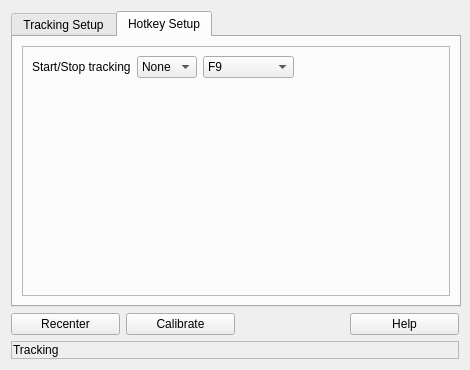
This is src/mickey/mickey.ui in mavak/linux-track as Qt 5 draws it before an edit. The edited form follows.
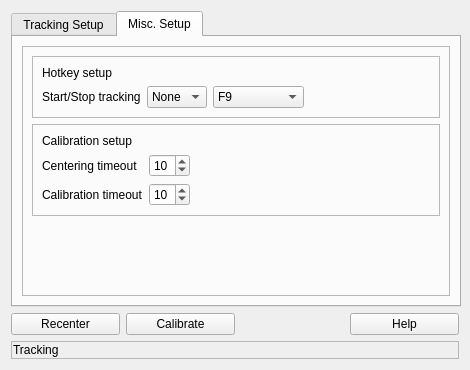
This is the edited form. The open tabs and pages were chosen to show the change.

Diff of the .ui file:
```diff
--- a/src/mickey/mickey.ui
+++ b/src/mickey/mickey.ui
@@ -220,7 +220,7 @@
      </widget>
      <widget class="QWidget" name="tab_3">
       <attribute name="title">
-       <string>Hotkey Setup</string>
+       <string>Misc. Setup</string>
       </attribute>
       <layout class="QHBoxLayout" name="horizontalLayout_7">
        <item>
@@ -231,7 +231,23 @@
          <property name="frameShadow">
           <enum>QFrame::Raised</enum>
          </property>
-         <layout class="QVBoxLayout" name="verticalLayout_2">
+         <layout class="QVBoxLayout" name="verticalLayout_5">
+          <item>
+           <widget class="QFrame" name="frame_3">
+            <property name="frameShape">
+             <enum>QFrame::StyledPanel</enum>
+            </property>
+            <property name="frameShadow">
+             <enum>QFrame::Raised</enum>
+            </property>
+            <layout class="QVBoxLayout" name="verticalLayout">
+             <item>
+              <widget class="QLabel" name="label_9">
+               <property name="text">
+                <string>Hotkey setup</string>
+               </property>
+              </widget>
+             </item>
           <item>
            <layout class="QGridLayout" name="gridLayout_2">
             <item row="0" column="0">
@@ -331,6 +347,79 @@
              </spacer>
             </item>
            </layout>
+             </item>
+            </layout>
+           </widget>
+          </item>
+          <item>
+           <widget class="QFrame" name="frame_2">
+            <property name="frameShape">
+             <enum>QFrame::StyledPanel</enum>
+            </property>
+            <property name="frameShadow">
+             <enum>QFrame::Raised</enum>
+            </property>
+            <layout class="QVBoxLayout" name="verticalLayout_2">
+             <item>
+              <widget class="QLabel" name="label_10">
+               <property name="text">
+                <string>Calibration setup</string>
+               </property>
+              </widget>
+             </item>
+             <item>
+              <layout class="QGridLayout" name="gridLayout_3">
+               <item row="0" column="1">
+                <widget class="QSpinBox" name="CenterTimeout">
+                 <property name="minimum">
+                  <number>1</number>
+                 </property>
+                 <property name="value">
+                  <number>10</number>
+                 </property>
+                </widget>
+               </item>
+               <item row="0" column="0">
+                <widget class="QLabel" name="label_2">
+                 <property name="text">
+                  <string>Centering timeout</string>
+                 </property>
+                </widget>
+               </item>
+               <item row="1" column="1">
+                <widget class="QSpinBox" name="CalibrationTimeout">
+                 <property name="minimum">
+                  <number>1</number>
+                 </property>
+                 <property name="value">
+                  <number>10</number>
+                 </property>
+                </widget>
+               </item>
+               <item row="1" column="0">
+                <widget class="QLabel" name="label_6">
+                 <property name="text">
+                  <string>Calibration timeout</string>
+                 </property>
+                </widget>
+               </item>
+               <item row="0" column="2">
+                <spacer name="horizontalSpacer_3">
+                 <property name="orientation">
+                  <enum>Qt::Horizontal</enum>
+                 </property>
+                 <property name="sizeHint" stdset="0">
+                  <size>
+                   <width>40</width>
+                   <height>20</height>
+                  </size>
+                 </property>
+                </spacer>
+               </item>
+              </layout>
+             </item>
+            </layout>
+           </widget>
           </item>
           <item>
            <spacer name="verticalSpacer_2">
```
Left out of the diff: 2 changed lines with no effect on the pictures. Lines whose indentation alone changed are shown as unchanged.
